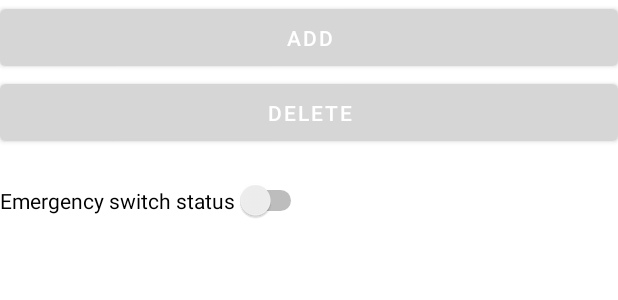
After one commit to htangsmart/WearKit-SDK-Android, an Android app: the layout activity_emergency.xml on its own in the app's theme, with its tools: preview values and no code run, on a phone screen of 412 x 824 dp. The commit adds this screen. Shown: the top 300 px of the screen. Run offline under Robolectric (Android 15) with nearby library versions, the phone set to English and light mode, and no system bars.

Commit message:
feat: 添加紧急联系人功能

```diff
--- a/sample/app/src/main/AndroidManifest.xml
+++ b/sample/app/src/main/AndroidManifest.xml
@@ -33,11 +33,13 @@
 
         <activity android:name=".ui.config.DeviceConfigActivity" />
 
-        <activity android:name=".ui.config.ContactActivity" />
-
         <activity android:name=".ui.language.LanguageActivity" />
 
         <activity android:name=".ui.battery.BatteryActivity" />
+
+        <activity android:name=".ui.contacts.ContactActivity" />
+
+        <activity android:name=".ui.contacts.EmergencyContactActivity" />
 
         <meta-data
             android:name="persimwear"
--- a/sample/app/src/main/java/com/topstep/wearkit/sample/ui/config/ContactActivity.kt
+++ b/sample/app/src/main/java/com/topstep/wearkit/sample/ui/contacts/ContactActivity.kt
@@ -1,4 +1,4 @@
-package com.topstep.wearkit.sample.ui.config
+package com.topstep.wearkit.sample.ui.contacts
 
 import android.annotation.SuppressLint
 import android.app.Activity
--- /dev/null
+++ b/sample/app/src/main/res/layout/activity_emergency.xml
@@ -0,0 +1,43 @@
+<?xml version="1.0" encoding="utf-8"?>
+<LinearLayout xmlns:android="http://schemas.android.com/apk/res/android"
+    xmlns:tools="http://schemas.android.com/tools"
+    android:layout_width="match_parent"
+    android:layout_height="match_parent"
+    android:orientation="vertical">
+
+    <Button
+        android:id="@+id/emergency_add"
+        android:layout_width="match_parent"
+        android:layout_height="50dp"
+        android:text="@string/action_add" />
+
+
+    <Button
+        android:id="@+id/emergency_delete"
+        android:layout_width="match_parent"
+        android:layout_height="50dp"
+        android:text="@string/action_delete" />
+
+    <Switch
+        android:layout_marginTop="20dp"
+        android:id="@+id/emergency_sw"
+        android:layout_width="wrap_content"
+        android:layout_height="wrap_content"
+        android:text="@string/ds_emergency_switch"
+        tools:ignore="UseSwitchCompatOrMaterialXml" />
+
+    <TextView
+        android:layout_marginTop="20dp"
+        android:id="@+id/emergency_nama"
+        android:layout_width="match_parent"
+        android:layout_height="wrap_content"
+        android:textColor="@color/black" />
+
+    <TextView
+        android:layout_marginTop="20dp"
+        android:id="@+id/emergency_number"
+        android:layout_width="match_parent"
+        android:layout_height="wrap_content"
+        android:textColor="@color/black" />
+
+</LinearLayout>
--- a/sample/app/src/main/res/values/strings.xml
+++ b/sample/app/src/main/res/values/strings.xml
@@ -680,5 +680,7 @@
     <string name="ds_contacts_language">Set language</string>
     <string name="ds_contacts_level">Watch battery level</string>
     <string name="ds_contacts_top">top contacts </string>
+    <string name="ds_emergency_contact">emergency contact</string>
+    <string name="ds_emergency_switch">Emergency switch status</string>
 
 </resources>
```
Also changed, not shown: sample/app/src/main/java/com/topstep/wearkit/sample/ui/config/DeviceConfigActivity.kt (+19 -13 lines), sample/app/src/main/java/com/topstep/wearkit/sample/ui/contacts/EmergencyContactActivity.kt (added, +139 -0 lines), sample/app/src/main/res/layout/activity_config.xml (+6 -6 lines), 1 other file.
